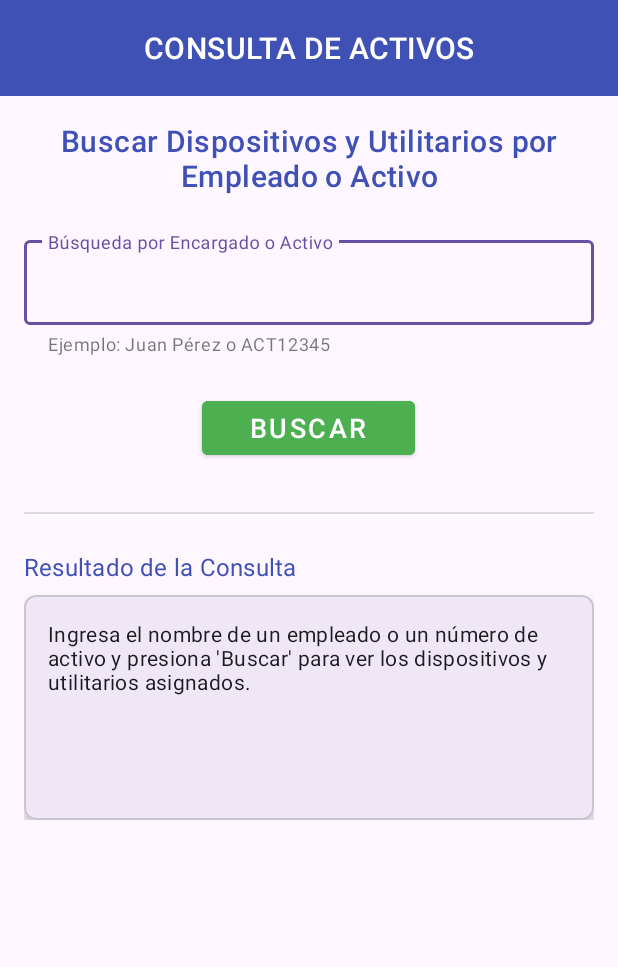
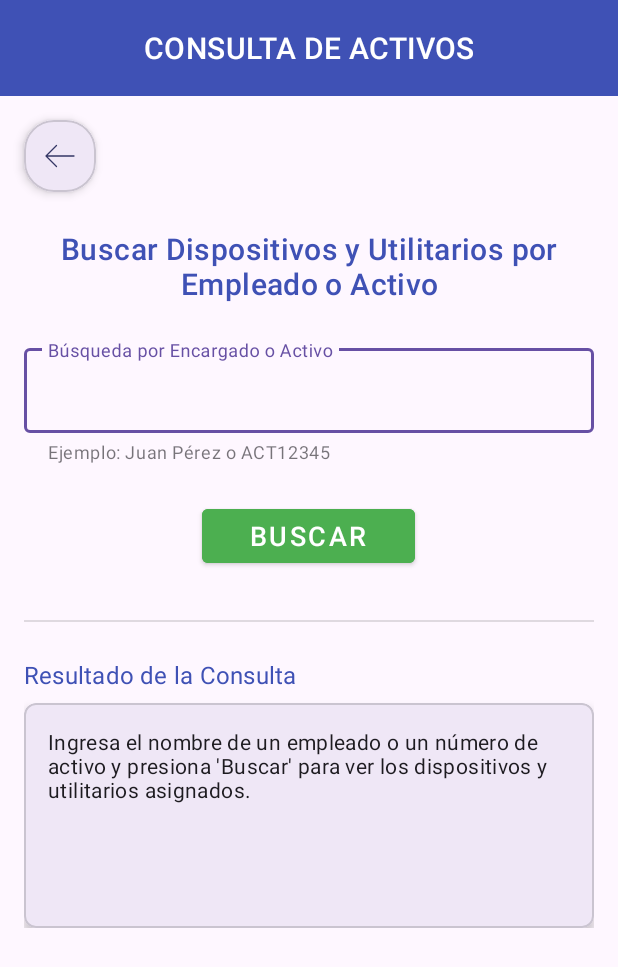
Before and after one commit to nebulinas/AppPractica, an Android app: the ConsultaActivos screen opened directly, with no data from a screen before it, on a phone screen of 412 x 824 dp. Shown: the top 967 px of the screen. Run offline under Robolectric (Android 15) with nearby library versions, the phone set to English and light mode, and no system bars.

```diff
--- a/app/src/main/java/com/example/apppractica/AdminSQLiteOpenHelper.java
+++ b/app/src/main/java/com/example/apppractica/AdminSQLiteOpenHelper.java
@@ -6,8 +6,7 @@ import android.database.sqlite.SQLiteDatabase;
 import android.database.sqlite.SQLiteOpenHelper;
 
 public class AdminSQLiteOpenHelper extends SQLiteOpenHelper {
-    private static final String DATABASE_NAME = "inventarioActivos.db";
-    private static final int DATABASE_VERSION = 6;
+
     //Hecho por Hab'il
     public AdminSQLiteOpenHelper(Context context, String name, SQLiteDatabase.CursorFactory factory, int version) {
         super(context, name, factory, version);
--- a/app/src/main/java/com/example/apppractica/ComputadoraHistorial.java
+++ b/app/src/main/java/com/example/apppractica/ComputadoraHistorial.java
@@ -13,6 +13,7 @@ public class ComputadoraHistorial {
         private String antivirus;
         private String windows;
         private String fechaCambio;
+        private String fechaRegistro;
         private String marca;
         private String modelo;
         private String serie;
@@ -44,9 +45,11 @@ public class ComputadoraHistorial {
             this.numeroActivo = activo;
             this.agencia = agencia;
             this.encargado = encargado;
+            this.modelo= modelo;
             this.marca = marca;
             this.serie= serie;
             this.estado = estado;
+            this.fechaRegistro = fechaRegistro;
             this.fechaAdquisicion = fechaAdquisicion;
             this.fechaCambio = fechaRegistro;
         }
@@ -72,10 +75,11 @@ public class ComputadoraHistorial {
         public String getWindows() { return windows; }
         public String getFechaCambio() { return fechaCambio; }
 
-        public String getModelo() { return tipo; }
+        public String getModelo() { return modelo; }
         public String getMarca() { return marca; }
         public String getSerie() { return serie; }
         public String getEstado() { return estado; }
+        public String getFechaRegistro() { return fechaRegistro; }
         public String getFechaAdquisicion() { return fechaAdquisicion; }
 
 
--- a/app/src/main/java/com/example/apppractica/HistorialActivosActivity.java
+++ b/app/src/main/java/com/example/apppractica/HistorialActivosActivity.java
@@ -113,7 +113,7 @@ public class HistorialActivosActivity extends AppCompatActivity {
         if (listaHistorial.isEmpty()) {
             Toast.makeText(this, "No hay activos registrados.", Toast.LENGTH_SHORT).show();
         } else {
-            Toast.makeText(this, "Cargados." + listaHistorial.size() + "registros", Toast.LENGTH_SHORT).show();
+            Toast.makeText(this, "Cargados " + listaHistorial.size() + " registros", Toast.LENGTH_SHORT).show();
         }
     }
 
--- a/app/src/main/java/com/example/apppractica/UtilitariosActivity.java
+++ b/app/src/main/java/com/example/apppractica/UtilitariosActivity.java
@@ -59,6 +59,7 @@ public class UtilitariosActivity extends AppCompatActivity {
     }
 
         private void inicializarVistas() {
+
 
             // Inicializar vistas
             activo = findViewById(R.id.activo_utilitario);
@@ -150,7 +151,6 @@ public class UtilitariosActivity extends AppCompatActivity {
         String sModelo = modelo.getText().toString().trim();
         String sSerie = serie.getText().toString().trim();
         String sEncargado = encargado.getText().toString().trim();
-        String sAgencia = agencia.getText().toString().trim();
         String sEstado = estado.getText().toString().trim();
         String sFechaRegistro = fechaRegistro.getText().toString().trim();
         String sFechaAdquisicion = fechaAdquisicion.getText().toString().trim();
--- a/app/src/main/res/layout/activity_consulta_activos.xml
+++ b/app/src/main/res/layout/activity_consulta_activos.xml
@@ -6,6 +6,7 @@
     android:id="@+id/main"
     android:layout_width="match_parent"
     android:layout_height="match_parent">
+
 
     <com.google.android.material.appbar.AppBarLayout
         android:layout_width="match_parent"
@@ -20,6 +21,30 @@
             app:titleCentered="true"
             android:background="#3F51B5"
             android:theme="@style/ThemeOverlay.AppCompat.Dark.ActionBar"/>
+
+
+        <com.google.android.material.card.MaterialCardView
+            android:id="@+id/card_boton_regresar"
+            android:layout_width="wrap_content"
+            android:layout_height="wrap_content"
+            android:layout_marginStart="16dp"
+            android:layout_marginTop="16dp"
+            android:layout_marginBottom="8dp"
+            app:cardCornerRadius="20dp"
+            app:cardElevation="4dp"
+            android:clickable="true"
+            android:focusable="true">
+
+            <ImageView
+                android:id="@+id/boton_regresar"
+                android:layout_width="48dp"
+                android:layout_height="48dp"
+                android:padding="10dp"
+                android:src="@drawable/terurn2"
+                android:background="?attr/selectableItemBackgroundBorderless"
+                android:contentDescription="Regresar" />
+
+        </com.google.android.material.card.MaterialCardView>
 
     </com.google.android.material.appbar.AppBarLayout>
 
```
Also changed, not shown: app/src/main/java/com/example/apppractica/ConsultaActivos.java (+29 -8 lines), app/src/main/java/com/example/apppractica/HistorialAdapter.java (+16 -7 lines), app/src/main/java/com/example/apppractica/InventarioComputadorasActivity.java (+6 -14 lines), app/src/main/res/layout/item_historial_card.xml (+23 -1 lines).
